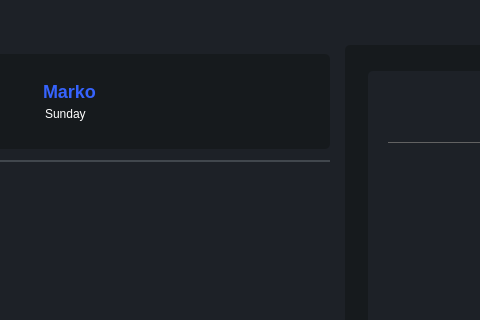
First picture: the form in mainwindow.ui, repository MarkoSami/ChatVibes, before the edit; both pictures show x 165 to 645 and y 0 to 320 of the 1225 by 619 pixel window.
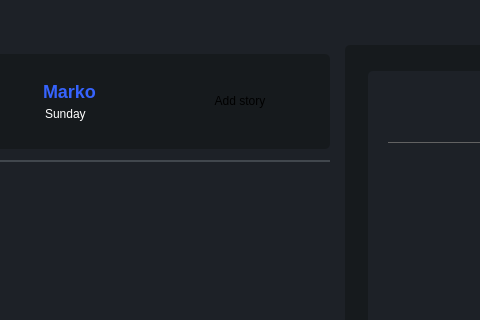
Second picture: the form after the edit. The open tabs and pages were chosen to show the change. Icons and pictures are not drawn.

Commit message: added rendering all stories and modified STory class

```diff
--- a/mainwindow.ui
+++ b/mainwindow.ui
@@ -1070,6 +1070,13 @@
              </layout>
             </widget>
            </item>
+           <item>
+            <widget class="QPushButton" name="pushButton_8">
+             <property name="text">
+              <string>Add story</string>
+             </property>
+            </widget>
+           </item>
           </layout>
          </widget>
         </item>
```
Left out of the diff: 27 changed lines with no effect on the pictures. The commit also changes 13 other files.
